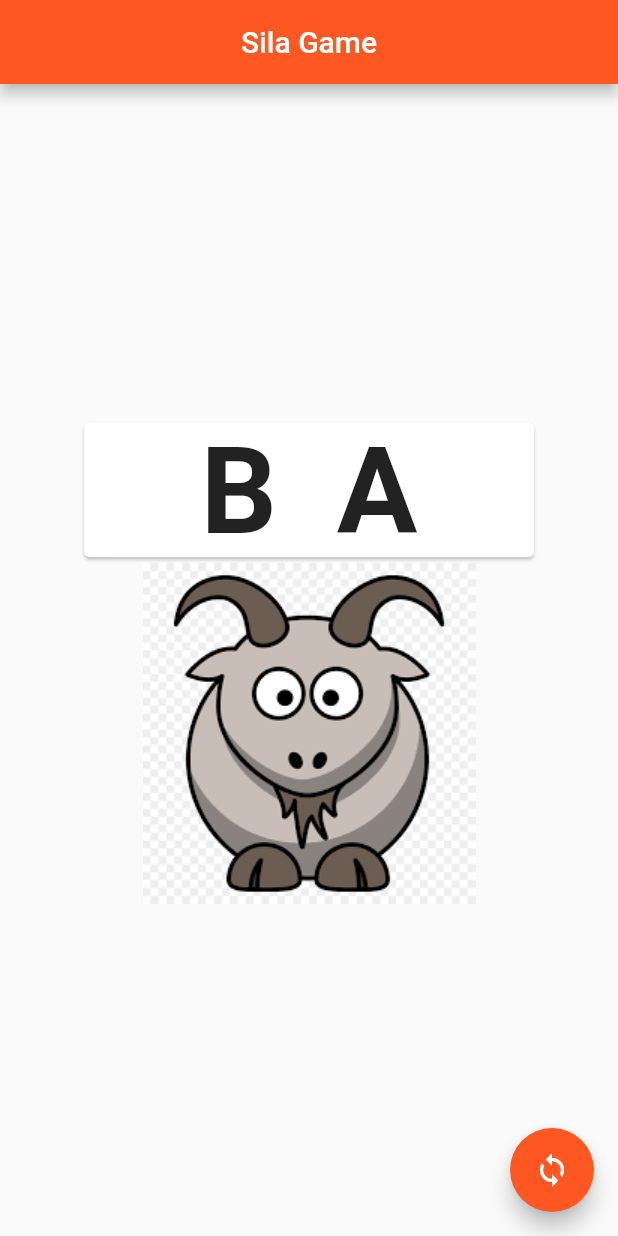
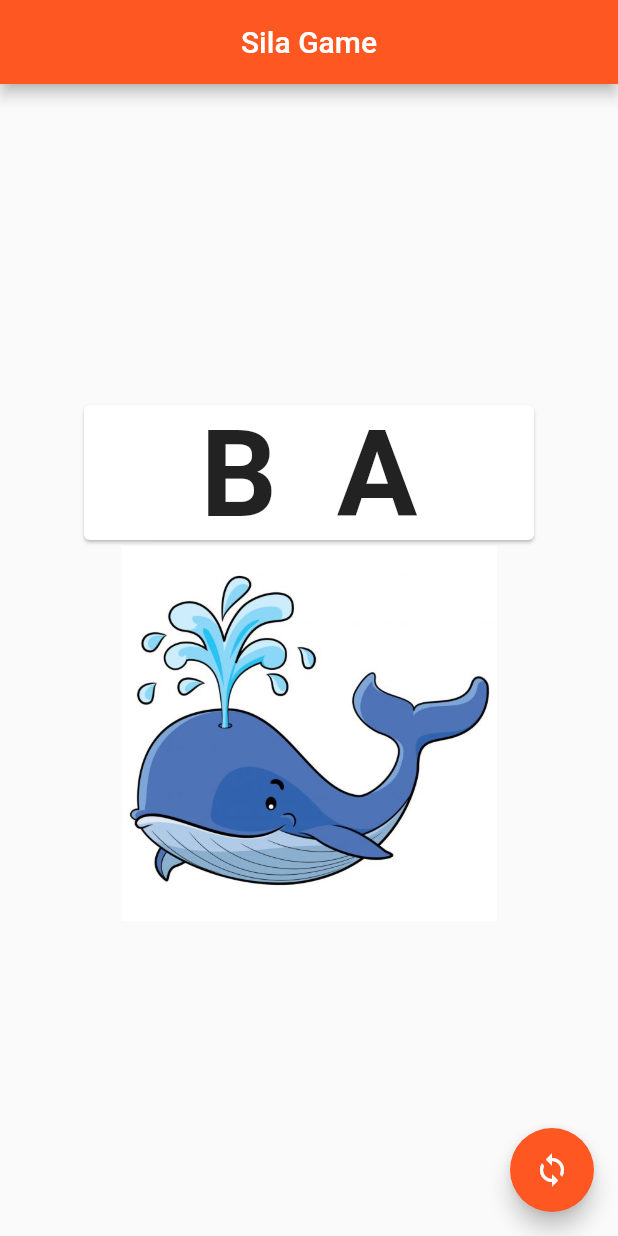
Before and after one commit to vlofish/sila-game, a Flutter app: the screen it shows after launch, on a phone screen of 412 x 824 dp. Run offline on Flutter 3.47's test engine with Material 2 defaults, Android fonts, the phone set to English and light mode, and no system bars.

Commit message:
Images Appear Based on Syllable
- If syllable is `ba` the img `ballena` is displayed, and so on.
- For now the `Random` of the constants and many constants were removed for testing purposes.
- A fixed height was set on all the images

```diff
--- a/sila_game/lib/game.dart
+++ b/sila_game/lib/game.dart
@@ -1,5 +1,3 @@
-import 'dart:math';
-
 import 'package:flutter/cupertino.dart';
 import 'package:flutter/material.dart';
 
@@ -10,65 +8,35 @@ class Game extends StatefulWidget {
 
 class _GameState extends State<Game> {
   static const String TITLE = 'Sila Game';
-  static const String PLACEHOLDER_IMAGE = 'assets/images/animals/le1.jpg';
-
-  static const List<String> VOWELS = ['A', 'E', 'I', 'O', 'U'];
-  static const List<String> CONSONANTS = [
-    'B',
-    'C',
-    'D',
-    'F',
-    'G',
-    'H',
-    'J',
-    'K',
-    'L',
-    'M',
-    'N',
-    'Ñ',
-    'P',
-    'R',
-    'S',
-    'T',
-    'V',
-    'W',
-    'X',
-    'Y',
-    'Z'
-  ];
-  static const List<String> IMAGES = [
-    'assets/images/animals/ca.png',
-    'assets/images/animals/ce.jpg',
-    'assets/images/animals/ga.jpg',
-    'assets/images/animals/le1.jpg',
-    'assets/images/animals/le2.png',
-    'assets/images/animals/ov.png',
-    'assets/images/animals/pa.png',
-    'assets/images/animals/po.png',
-    'assets/images/animals/ti.png',
-    'assets/images/animals/va.png',
-    'assets/images/animals/ze.jpg',
-  ];
+  static const String IMAGE_PATH = 'assets/images/';
+  static const List<String> CONSONANTS = ['b', 'c'];
+  static const List<String> VOWELS = ['a', 'e', 'i', 'o', 'u'];
 
   int _vowelNumber = 0;
-  int _consonantNumber = Random().nextInt(20);
+  int _consonantNumber = 0; // Random().nextInt(1);
 
-  /// The idea for later is to do it randomly or in order
+  /// The idea for later is to do it randomly and in order
   void _updateSila() {
     setState(() {
       if (_vowelNumber < VOWELS.length - 1) {
         _vowelNumber++;
       } else {
         _vowelNumber = 0;
-        _consonantNumber = Random().nextInt(20);
+        // Random will be inserted later again.
+        _consonantNumber = _consonantNumber == 0 ? 1 : 0;
       }
     });
   }
 
   @override
   Widget build(BuildContext context) {
+    // TODO: should I move these two later on?
     String syllable =
         CONSONANTS[_consonantNumber] + '  ' + VOWELS[_vowelNumber];
+    String syllableImagePath = IMAGE_PATH +
+        CONSONANTS[_consonantNumber] +
+        VOWELS[_vowelNumber] +
+        '.jpg';
 
     /// Image pressing = animal name with voice + animation in image
     return Scaffold(
@@ -88,7 +56,7 @@ class _GameState extends State<Game> {
                   height: 90,
                   child: Center(
                     child: Text(
-                      syllable,
+                      syllable.toUpperCase(),
                       style:
                           TextStyle(fontWeight: FontWeight.bold, fontSize: 80),
                     ),
@@ -96,7 +64,10 @@ class _GameState extends State<Game> {
                 ),
               ),
             ),
-            Image(image: AssetImage(IMAGES[_vowelNumber])),
+            Image(
+              image: AssetImage(syllableImagePath),
+              height: 250,
+            ),
           ],
         ),
       ),
--- a/sila_game/pubspec.yaml
+++ b/sila_game/pubspec.yaml
@@ -46,7 +46,7 @@ flutter:
 
   # To add assets to your application, add an assets section, like this:
   assets:
-    - assets/images/animals/
+    - assets/images/
   #   - images/a_dot_ham.jpeg
 
   # An image asset can refer to one or more resolution-specific "variants", see
```
Also changed, not shown: sila_game/assets/images/cu.jpg (renamed from sila_game/assets/images/cu.png).
